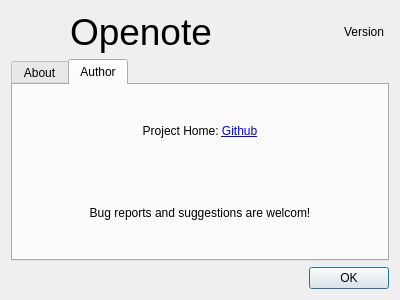
This is src/dialogs/dialogabout.ui in zwpwjwtz/Openote as Qt 5 draws it before an edit. The edited form follows.
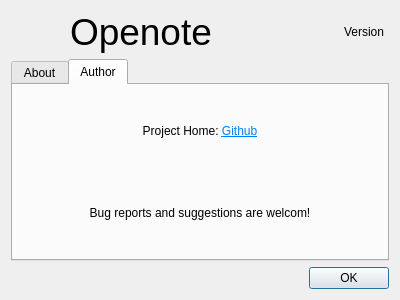
This is the edited form. The open tabs and pages were chosen to show the change. Icons and pictures are not drawn.

Patch:
```diff
--- a/src/dialogs/dialogabout.ui
+++ b/src/dialogs/dialogabout.ui
@@ -111,7 +111,7 @@
        <item>
         <widget class="QLabel" name="labelProjectURL">
          <property name="text">
-          <string>&lt;p&gt;Project Home: &lt;a href=\&quot;https://github.com/zwpwjwtz/Openote\&quot;&gt;Github&lt;/a&gt;&lt;/p&gt;</string>
+          <string>&lt;html&gt;&lt;head/&gt;&lt;body&gt;&lt;p&gt;Project Home: &lt;a href=&quot;https://github.com/zwpwjwtz/Openote&quot;&gt;&lt;span style=&quot; text-decoration: underline; color:#0082fa;&quot;&gt;Github&lt;/span&gt;&lt;/a&gt;&lt;/p&gt;&lt;/body&gt;&lt;/html&gt;</string>
          </property>
          <property name="textFormat">
           <enum>Qt::RichText</enum>
@@ -119,6 +119,9 @@
          <property name="alignment">
           <set>Qt::AlignCenter</set>
          </property>
+         <property name="wordWrap">
+          <bool>true</bool>
+         </property>
          <property name="openExternalLinks">
           <bool>true</bool>
          </property>
```
Left out of the diff: 9 changed lines with no effect on the pictures.
